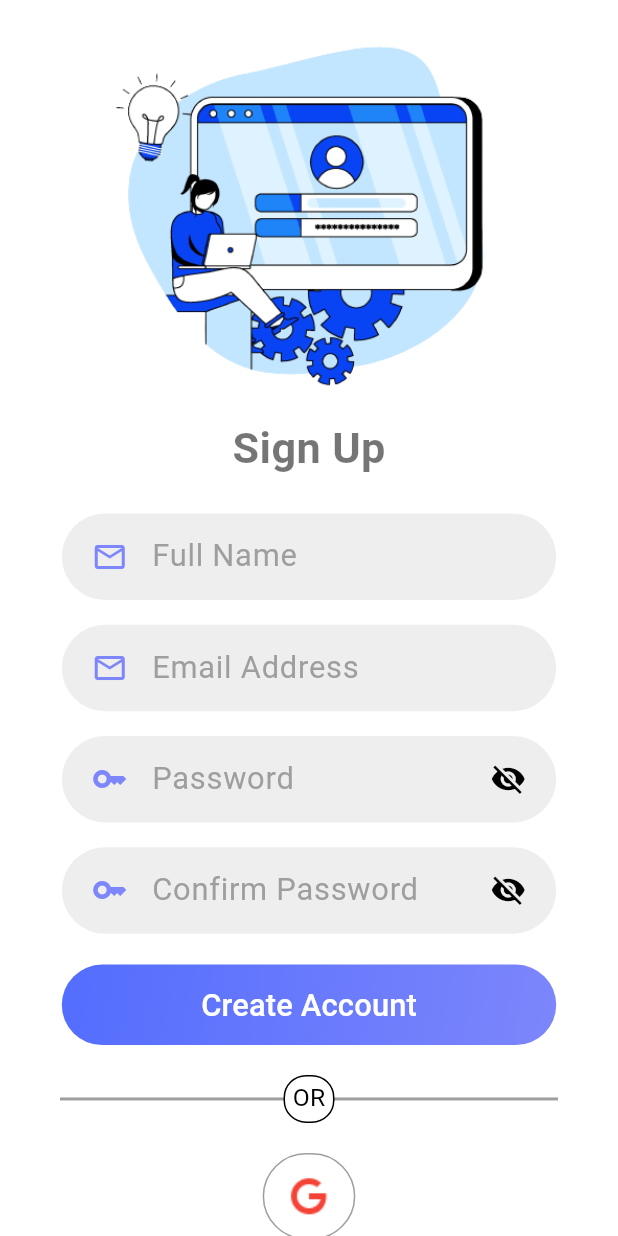
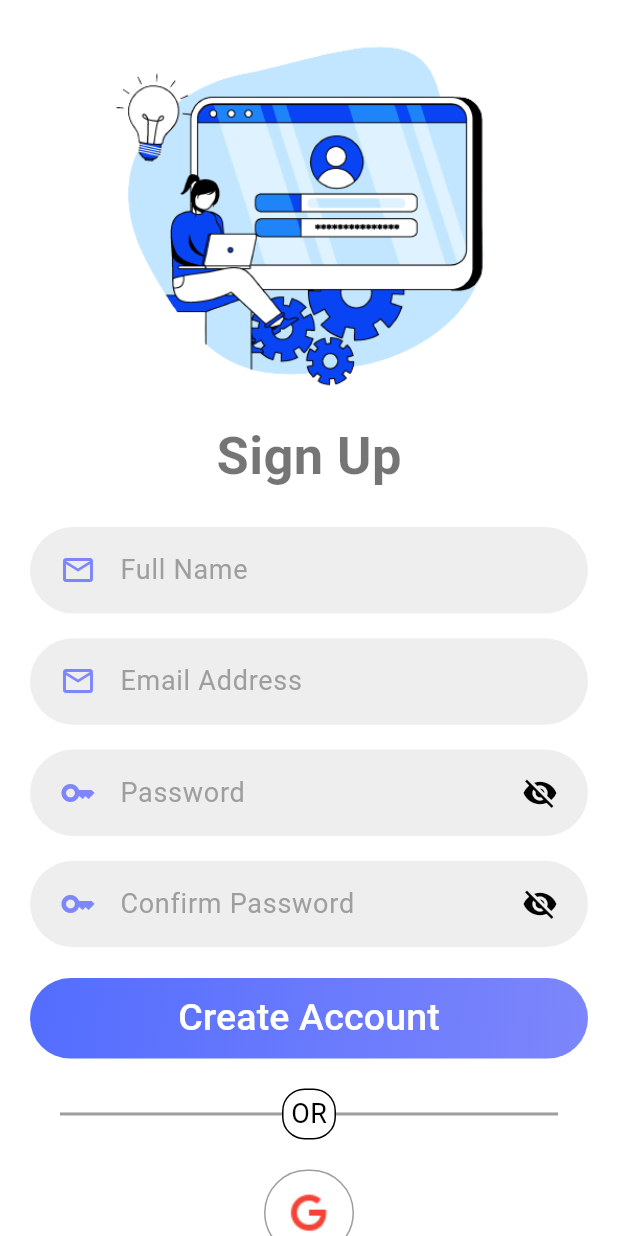
Before and after one commit to Ramahu/Chat-APP, a Flutter app: the screen it shows after launch, after a tap on "Sign Up", on a phone screen of 412 x 824 dp. Run offline on Flutter 3.47's test engine with Material 3 defaults, Android fonts, the phone set to English and light mode, and no system bars; our stand-ins replace cloud_firestore, dartz, email_validator, equatable, firebase_auth, firebase_core and 5 more; accounts and stored records are empty.

Commit message:
Merge remote-tracking branch 'origin/master'

```diff
--- a/lib/features/auth/presentation/pages/SignIn_page.dart
+++ b/lib/features/auth/presentation/pages/SignIn_page.dart
@@ -1,38 +1,86 @@
 import 'package:flutter/material.dart';
-
 import '../../../../core/responsive_ui.dart';
 import '../../../../generated/assets.dart';
 import '../widgets/sign_in_form.dart';
 
-class SignIn extends StatelessWidget{
+class SignIn extends StatelessWidget {
   const SignIn({super.key});
 
   @override
   Widget build(BuildContext context) {
     return SafeArea(
       child: Scaffold(
-        body: ListView(
-          children:  [
-            SizedBox(height: Responsive.heightMultiplier(context) * 1.5,),
-            Padding(
-              padding: const EdgeInsets.all(20.0),
-              child: Hero(
+        body: LayoutBuilder(builder: (context, constraints) {
+          bool isWideScreen = constraints.maxWidth > 800; // Web/Desktop View
+
+          return Row(
+            children: [
+              // Left Section for Web/Desktop
+              if (isWideScreen)
+                Expanded(
+                  flex: 2,
+                  child: Center(
+                    child: Column(
+                      mainAxisSize: MainAxisSize.min,
+                      children: [
+                        Image(
+                          height: Responsive.heightMultiplier(context) * 28,
+                          width: Responsive.width(context) * 0.35,
+                          image: const AssetImage(Assets.assetsLogoWithName2),
+                          fit: BoxFit.cover,
+                        ),
+                        const SizedBox(height: 10),
+                        const Text(
+                          "Welcome to Chat App!",
+                          style: TextStyle(fontSize: 25, fontWeight: FontWeight.bold),
+                        ),
+                      ],
+                    ),
+                  ),
+                ),
+
+              // Right Section (Login Form)
+              Expanded(
+                flex: 3,
+                child: Padding(
+                  padding: EdgeInsets.symmetric(horizontal: isWideScreen ? 80 : 20),
+                  child: Center(
+                    child: SingleChildScrollView(
+                      padding: EdgeInsets.symmetric(vertical: Responsive.heightMultiplier(context) * 2),
+                      child: Column(
+                        mainAxisSize: MainAxisSize.min,
+                        children: [
+                          if (!isWideScreen) // Show image only on mobile
+                            Hero(
                               tag: 'sign',
                               child: Image(
                                 height: Responsive.heightMultiplier(context) * 28,
-                    width: Responsive.width(context) * 0.3 ,
-                    image: const AssetImage(Assets.assetsSignIn)),
+                                width: Responsive.width(context) * 0.3,
+                                image: const AssetImage(Assets.assetsSignIn),
                               ),
                             ),
-            Center(
-                child: Text("Log In",
-                  style: TextStyle(fontSize: Responsive.textMultiplier(context) * 7  ,
-                      fontWeight: FontWeight.bold),)),
-            SizedBox(height: Responsive.heightMultiplier(context) * 1.5,),
+                          const SizedBox(height: 16),
+                          const Center(
+                            child: Text(
+                              "Log In",
+                              style: TextStyle(
+                                fontSize: 35,
+                                fontWeight: FontWeight.bold,
+                              ),
+                            ),
+                          ),
+                          const SizedBox(height: 16),
                           const LoginForm(),
                         ],
                       ),
                     ),
+                  ),
+                ),
+              ),
+            ],
+          );
+        }),
+      ),
     );
   }
 }
--- a/lib/features/auth/presentation/pages/SignUp_page.dart
+++ b/lib/features/auth/presentation/pages/SignUp_page.dart
@@ -24,9 +24,9 @@ class SignUp extends StatelessWidget{
                   image: const AssetImage(Assets.assetsSignIn)),
             ),
             ),
-            Center(
+            const Center(
                 child: Text("Sign Up",
-                  style: TextStyle(fontSize: Responsive.textMultiplier(context) * 7 ,
+                  style: TextStyle(fontSize: 35 ,
                       fontWeight: FontWeight.bold),)),
             SizedBox(height: Responsive.heightMultiplier(context) * 1.5,),
             const SignUpForm(),
--- a/lib/features/auth/presentation/widgets/gradient_button.dart
+++ b/lib/features/auth/presentation/widgets/gradient_button.dart
@@ -36,6 +36,6 @@ Widget defaultGradientBottom({
               borderRadius: BorderRadius.circular(radius)),
         ),
         onPressed: function,
-        child: Text(text, style:  TextStyle(color: white, fontSize: Responsive.textMultiplier(context) * 5 )),
+        child: Text(text, style:  const TextStyle(color: white, fontSize: 25)),
       ),
     );
--- a/lib/features/auth/presentation/widgets/options_box.dart
+++ b/lib/features/auth/presentation/widgets/options_box.dart
@@ -16,7 +16,7 @@ Widget optionsBox({
     child: Container(
         height:Responsive.heightMultiplier(context) * 7,
         margin: const EdgeInsets.only(top: 0 , bottom: 20 , left: 10 ,right: 10  ),
-        width:  Responsive.width(context) * 0.15,
+        width:  60,
         decoration: BoxDecoration(
           border: Border.all(color: borderColor),
           borderRadius: BorderRadius.circular(50),
--- a/lib/features/auth/presentation/widgets/or_divider.dart
+++ b/lib/features/auth/presentation/widgets/or_divider.dart
@@ -9,7 +9,7 @@ Widget orDivider()=> Container(
       children: [
         ConstrainedBox(
             constraints: const BoxConstraints(
-                maxWidth: 500
+                maxWidth: 400
             ),
             child: const Divider(thickness: 2,color: grey,)),
         Positioned(
@@ -22,7 +22,7 @@ Widget orDivider()=> Container(
             padding: const EdgeInsets.symmetric(horizontal: 5 , vertical: 3),
             child: const Text(
               'OR',
-              style: TextStyle(color: black),
+              style: TextStyle(color: black , fontSize: 18),
             ),
           ),
         )
--- a/lib/features/auth/presentation/widgets/sign_in_form.dart
+++ b/lib/features/auth/presentation/widgets/sign_in_form.dart
@@ -1,4 +1,4 @@
-import 'package:chat/core/widgets/text_form.dart';
+import 'package:chat/features/auth/presentation/widgets/text_form.dart';
 import 'package:flutter/material.dart';
 import 'package:flutter_bloc/flutter_bloc.dart';
 import '../../../../core/responsive_ui.dart';
@@ -47,7 +47,7 @@ class _LoginFormState extends State<LoginForm> {
               crossAxisAlignment: CrossAxisAlignment.center,
               children: <Widget>[
              defaultTextForm(
-               width: Responsive.width(context) * 0.8,
+               width: 400,
                height: Responsive.heightMultiplier(context) * 7,
                bgColor:  isDarkMode ? grey[800] :grey[200],
                   controller: _emailController,
@@ -57,6 +57,7 @@ class _LoginFormState extends State<LoginForm> {
                   autofillHints: [AutofillHints.email],
                   label: 'Email Address',
                   labelStyle: const TextStyle(
+                    fontSize: 18,
                     color: grey,
                   ),
                   prefix: const Icon(
@@ -75,13 +76,14 @@ class _LoginFormState extends State<LoginForm> {
                 ),
                 SizedBox(height: Responsive.heightMultiplier(context) * 2,),
                 defaultTextForm(
-                  width: Responsive.width(context) * 0.8,
+                  width:400,
                   height: Responsive.heightMultiplier(context) * 7,
                   bgColor:  isDarkMode ? grey[800] :grey[200],
                   controller: _passwordController,
                   type: TextInputType.visiblePassword,
                   label: 'Password',
                   labelStyle: const TextStyle(
+                    fontSize: 18,
                     color: grey,
                   ),
                   prefix: const Icon(
@@ -115,7 +117,6 @@ class _LoginFormState extends State<LoginForm> {
                 BlocConsumer<AuthCubit,AuthState>(
                   listener: (context , state) async {
                     final AuthLocalDataSourceImpl authLocalDataSourceImpl = AuthLocalDataSourceImpl();
-                    // final currentUserId = authLocalDataSourceImpl.getCachedUid();
 
                     if(state is SignedInState){
                       authLocalDataSourceImpl.cacheUid(state.uid);
@@ -134,7 +135,6 @@ class _LoginFormState extends State<LoginForm> {
                             message:"User ID not found. Please sign in again." ,
                             context: context, isError: true);
                       }
-                      // navigateAndFinish(context, HomePage(currentUserId:currentUserId.toString()));
                     }else if ( state is GoogleSignInState){
                       authLocalDataSourceImpl.cacheUid(state.uid);
                       navigateAndFinish(context, HomePage(currentUserId:state.uid));
@@ -153,7 +153,7 @@ class _LoginFormState extends State<LoginForm> {
                     }
                     return defaultGradientBottom(
                     text: ' Log In',
-                    width: Responsive.width(context) * 0.8,
+                    width: 400,
     height: Responsive.heightMultiplier(context) * 6,
     context: context,
     color1: indigoAccent,
@@ -167,25 +167,31 @@ class _LoginFormState extends State<LoginForm> {
     );
                   }
                 ),
+
                 orDivider(),
+
                   optionsBox(
                     context: context,
                     imgColor: red,
                     borderColor: grey,
                     imagePath: Assets.assetsGoogleIcon,
-                        onPressed: (){
+                    onPressed: () {
                       authCubit(context).signInWithGoogle();
                     },
                   ),
+
                 Row(
                   mainAxisAlignment: MainAxisAlignment.center,
                   children: [
-                    const Text("Need an account ?"),
-                    TextButton(
-                        onPressed: (){
-                          navigateAndReplace(context , const SignUp());
+                    const Text("Need an account ?" , style: TextStyle(fontSize: 18,)),
+                    Flexible(
+                      child: TextButton(
+                        onPressed: () {
+                          navigateAndReplace(context, const SignUp());
                         },
-                        child: const Text("Sign Up") )
+                        child: const Text("Sign Up"),
+                      ),
+                    ),
                   ],
                 ),
               ],
--- a/lib/features/auth/presentation/widgets/sign_up_form.dart
+++ b/lib/features/auth/presentation/widgets/sign_up_form.dart
@@ -18,7 +18,7 @@ import '../pages/verfiy_email.dart';
 import 'gradient_button.dart';
 import 'options_box.dart';
 import 'or_divider.dart';
-import '../../../../core/widgets/text_form.dart';
+import 'text_form.dart';
 
 class SignUpForm extends StatefulWidget {
   const SignUpForm({super.key});
@@ -49,7 +49,7 @@ class _SignUpFormState extends State<SignUpForm> {
           crossAxisAlignment: CrossAxisAlignment.center,
           children: <Widget>[
             defaultTextForm(
-              width: Responsive.width(context) * 0.8,
+              width: 400,
               height: Responsive.heightMultiplier(context) * 7,
               bgColor:  isDarkMode ? grey[800] :grey[200],
               controller: _usernameController,
@@ -58,6 +58,7 @@ class _SignUpFormState extends State<SignUpForm> {
               autofillHints: [AutofillHints.email],
               label: 'Full Name',
               labelStyle: const TextStyle(
+                fontSize: 18,
                 color: grey,
               ),
               prefix: const Icon(
@@ -76,7 +77,7 @@ class _SignUpFormState extends State<SignUpForm> {
             ),
             SizedBox(height: Responsive.heightMultiplier(context) * 2,),
             defaultTextForm(
-              width: Responsive.width(context) * 0.8,
+              width: 400,
               height: Responsive.heightMultiplier(context) * 7,
               bgColor:  isDarkMode ? grey[800] :grey[200],
               controller: _emailController,
@@ -86,6 +87,7 @@ class _SignUpFormState extends State<SignUpForm> {
               autofillHints: [AutofillHints.email],
               label: 'Email Address',
               labelStyle: const TextStyle(
+                fontSize: 18,
                 color: grey,
               ),
               prefix: const Icon(
@@ -107,13 +109,14 @@ class _SignUpFormState extends State<SignUpForm> {
             ),
             SizedBox(height: Responsive.heightMultiplier(context) * 2,),
         defaultTextForm(
-          width: Responsive.width(context) * 0.8,
+          width: 400,
           height: Responsive.heightMultiplier(context) * 7,
           bgColor:  isDarkMode ? grey[800] :grey[200],
           controller: _passwordController,
           type: TextInputType.visiblePassword,
           label: 'Password',
           labelStyle: const TextStyle(
+            fontSize: 18,
             color: grey,
           ),
           prefix: const Icon(
@@ -146,13 +149,14 @@ class _SignUpFormState extends State<SignUpForm> {
           ),
             SizedBox(height: Responsive.heightMultiplier(context) * 2,),
             defaultTextForm(
-              width: Responsive.width(context) * 0.8,
+              width: 400,
               height: Responsive.heightMultiplier(context) * 7,
               bgColor:  isDarkMode ? grey[800] :grey[200],
               controller: _confirmPasswordController,
               type: TextInputType.visiblePassword,
               label: 'Confirm Password',
               labelStyle: const TextStyle(
+                fontSize: 18,
                 color: grey,
               ),
               prefix: const Icon(
@@ -206,7 +210,7 @@ class _SignUpFormState extends State<SignUpForm> {
                 }
                 return defaultGradientBottom(
                     text: 'Create Account',
-                    width: Responsive.width(context) * 0.8,
+                    width: 400,
                     height: Responsive.heightMultiplier(context) * 6.5,
                     context: context,
                     color1: indigoAccent,
@@ -240,12 +244,15 @@ class _SignUpFormState extends State<SignUpForm> {
             Row(
               mainAxisAlignment: MainAxisAlignment.center,
               children: [
-                const Text("Have an account?"),
-                TextButton(
-                    onPressed: (){
-                      navigateAndReplace(context , const SignIn());
+                const Text("Have an account?", style: TextStyle(fontSize: 18,)),
+                Flexible(
+                  child: TextButton(
+                    onPressed: () {
+                      navigateAndReplace(context, const SignIn());
                     },
-                    child: const Text("Login") )
+                    child: const Text("Login"),
+                  ),
+                ),
               ],
             )
           ],
--- a/lib/features/chat/presentation/pages/chat_page.dart
+++ b/lib/features/chat/presentation/pages/chat_page.dart
@@ -8,7 +8,7 @@ import '../../../../core/util/icons.dart';
 import '../../../../core/util/navigator.dart';
 import '../../../../core/util/snackBar_message.dart';
 import '../../../../core/widgets/loading_widget.dart';
-import '../../../../core/widgets/text_form.dart';
+import '../../../auth/presentation/widgets/text_form.dart';
 import '../../domain/entities/message.dart';
 import '../../domain/entities/user.dart';
 import '../widgets/message_bubble.dart';
--- a/lib/main.dart
+++ b/lib/main.dart
@@ -57,7 +57,6 @@ class AuthWrapper extends StatelessWidget {
       builder: (context, state) {
         if (state is SignedInPageState) {
           final authLocalDataSourceImpl = AuthLocalDataSourceImpl();
-
           return FutureBuilder<String?>(
             future: authLocalDataSourceImpl.getCachedUid(),
             builder: (context, snapshot) {
```
Also changed, not shown: assets/home_page_background.gif (deleted), lib/features/auth/presentation/widgets/text_form.dart (renamed from lib/core/widgets/text_form.dart), lib/generated/assets.dart. Lines whose indentation alone changed are shown as unchanged.
